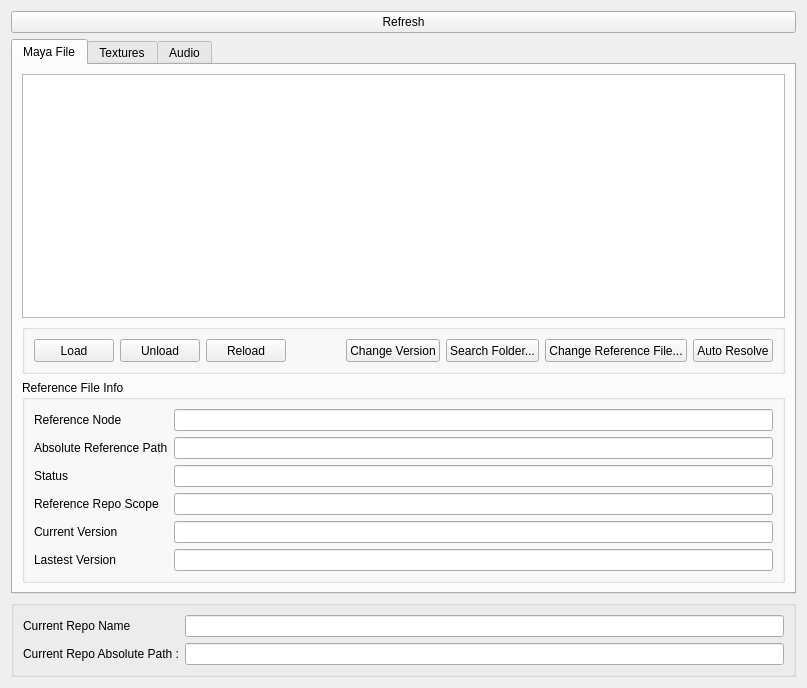
Qt form maya-scripts/UkoreReferenceEditor/widget.ui (tonmaiart/UkoreReferenceEditor) before a commit.
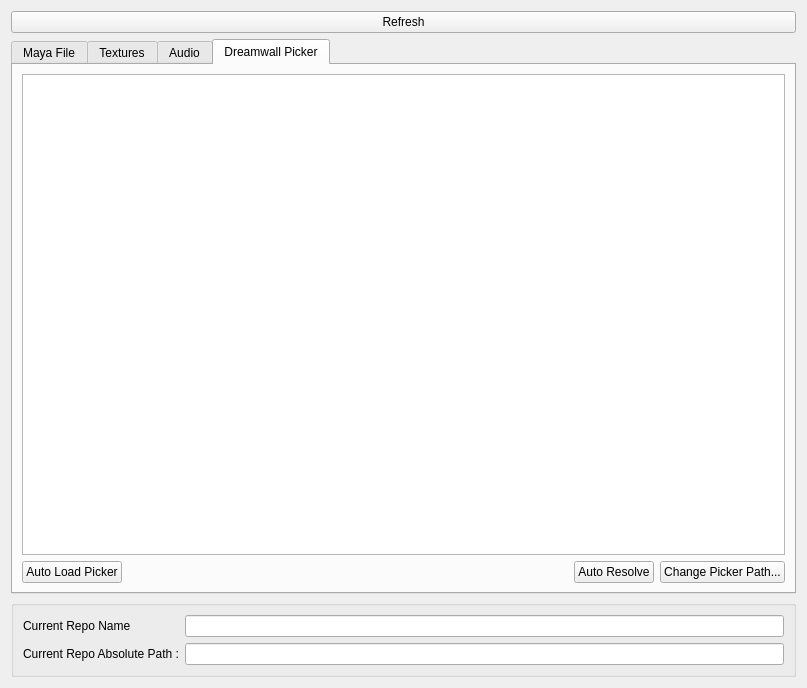
The same form after that commit.

Commit message: Auto-untrack gitignored files before sync

```diff
--- a/maya-scripts/UkoreReferenceEditor/widget.ui
+++ b/maya-scripts/UkoreReferenceEditor/widget.ui
@@ -50,7 +50,7 @@
    <item row="1" column="0">
     <widget class="QTabWidget" name="tabWidget">
      <property name="currentIndex">
-      <number>0</number>
+      <number>3</number>
      </property>
      <widget class="QWidget" name="tab">
       <attribute name="title">
@@ -455,6 +455,61 @@
        </item>
       </layout>
      </widget>
+     <widget class="QWidget" name="tab_4">
+      <attribute name="title">
+       <string>Dreamwall Picker</string>
+      </attribute>
+      <layout class="QGridLayout" name="gridLayout_14">
+       <item row="0" column="0">
+        <widget class="QTableWidget" name="tableWidget_dreamwall_picker">
+         <property name="showGrid">
+          <bool>false</bool>
+         </property>
+         <attribute name="verticalHeaderVisible">
+          <bool>false</bool>
+         </attribute>
+        </widget>
+       </item>
+       <item row="1" column="0">
+        <layout class="QHBoxLayout" name="horizontalLayout_4">
+         <item>
+          <widget class="QPushButton" name="pushButton_change_picker_path_auto_load_picker">
+           <property name="text">
+            <string>Auto Load Picker</string>
+           </property>
+          </widget>
+         </item>
+         <item>
+          <spacer name="horizontalSpacer_4">
+           <property name="orientation">
+            <enum>Qt::Horizontal</enum>
+           </property>
+           <property name="sizeHint" stdset="0">
+            <size>
+             <width>40</width>
+             <height>20</height>
+            </size>
+           </property>
+          </spacer>
+         </item>
+         <item>
+          <widget class="QPushButton" name="pushButton_auto_resolve_picker_path">
+           <property name="text">
+            <string>Auto Resolve</string>
+           </property>
+          </widget>
+         </item>
+         <item>
+          <widget class="QPushButton" name="pushButton_change_picker_path">
+           <property name="text">
+            <string>Change Picker Path...</string>
+           </property>
+          </widget>
+         </item>
+        </layout>
+       </item>
+      </layout>
+     </widget>
     </widget>
    </item>
    <item row="0" column="0">
```
The commit also changes 7 other files.
